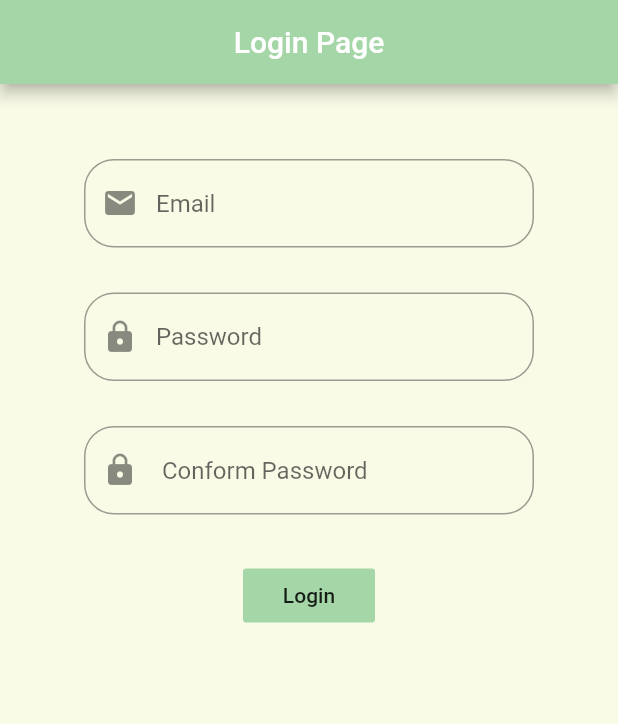
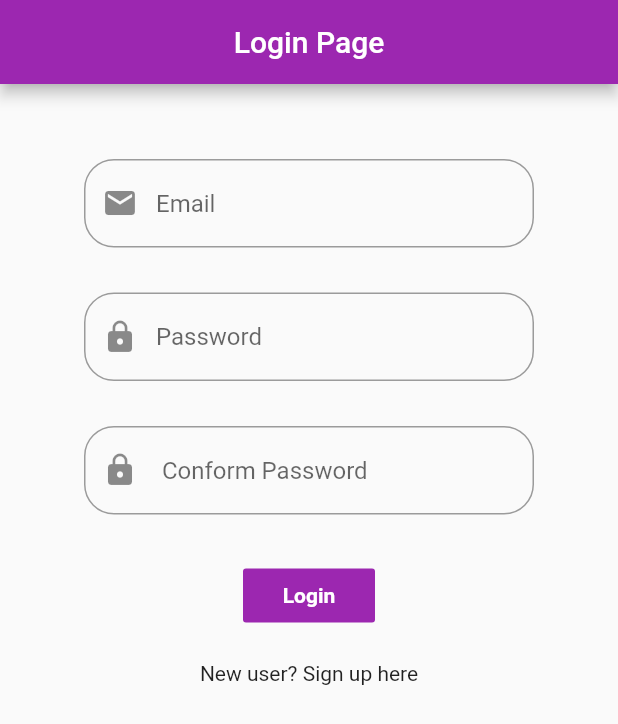
Before and after one commit to m-ahmed29/Login-Page, a Flutter app: the screen it shows after launch, on a phone screen of 412 x 824 dp. Shown: the top 724 px of the screen. Run offline on Flutter 3.47's test engine with Material 2 defaults, Android fonts, the phone set to English and light mode, and no system bars.

Commit message:
first commit

```diff
--- a/loginpage/lib/main.dart
+++ b/loginpage/lib/main.dart
@@ -5,14 +5,13 @@ void main() {
 }
 
 class MyApp extends StatelessWidget {
-  // This widget is the root of your application.
   @override
   Widget build(BuildContext context) {
     return MaterialApp(
       debugShowCheckedModeBanner: false,
       home: Scaffold(
         appBar: AppBar(
-            backgroundColor: Colors.green[200],
+          backgroundColor: Colors.purple,
           title: Center(
             child: Text('Login Page'),
           ),
@@ -30,8 +29,7 @@ class MyApp extends StatelessWidget {
                   decoration: InputDecoration(
                       prefixIcon: Icon(Icons.email),
                       border: OutlineInputBorder(
-                            borderRadius:
-                                BorderRadius.all(Radius.circular(20))),
+                          borderRadius: BorderRadius.all(Radius.circular(20))),
                       hintText: "Email"),
                 ),
               ),
@@ -46,8 +44,7 @@ class MyApp extends StatelessWidget {
                   decoration: InputDecoration(
                       prefixIcon: Icon(Icons.lock),
                       border: OutlineInputBorder(
-                            borderRadius:
-                                BorderRadius.all(Radius.circular(20))),
+                          borderRadius: BorderRadius.all(Radius.circular(20))),
                       hintText: "Password"),
                 ),
               ),
@@ -62,8 +59,7 @@ class MyApp extends StatelessWidget {
                   decoration: InputDecoration(
                       prefixIcon: Icon(Icons.lock),
                       border: OutlineInputBorder(
-                            borderRadius:
-                                BorderRadius.all(Radius.circular(20))),
+                          borderRadius: BorderRadius.all(Radius.circular(20))),
                       hintText: " Conform Password"),
                 ),
               ),
@@ -71,13 +67,21 @@ class MyApp extends StatelessWidget {
                 height: 30,
               ),
               FlatButton(
-                    color: Colors.green[200],
+                  color: Colors.purple,
                   onPressed: () {},
-                    child: Text('Login'))
+                  child: Text(
+                    'Login',
+                    style: TextStyle(
+                        fontWeight: FontWeight.bold, color: Colors.white),
+                  )),
+              SizedBox(
+                height: 20,
+              ),
+              Text('New user? Sign up here')
             ],
           ),
         ),
-          backgroundColor: Colors.lime[50],
-        ));
+      ),
+    );
   }
 }
```
Lines whose indentation alone changed are shown as unchanged.
